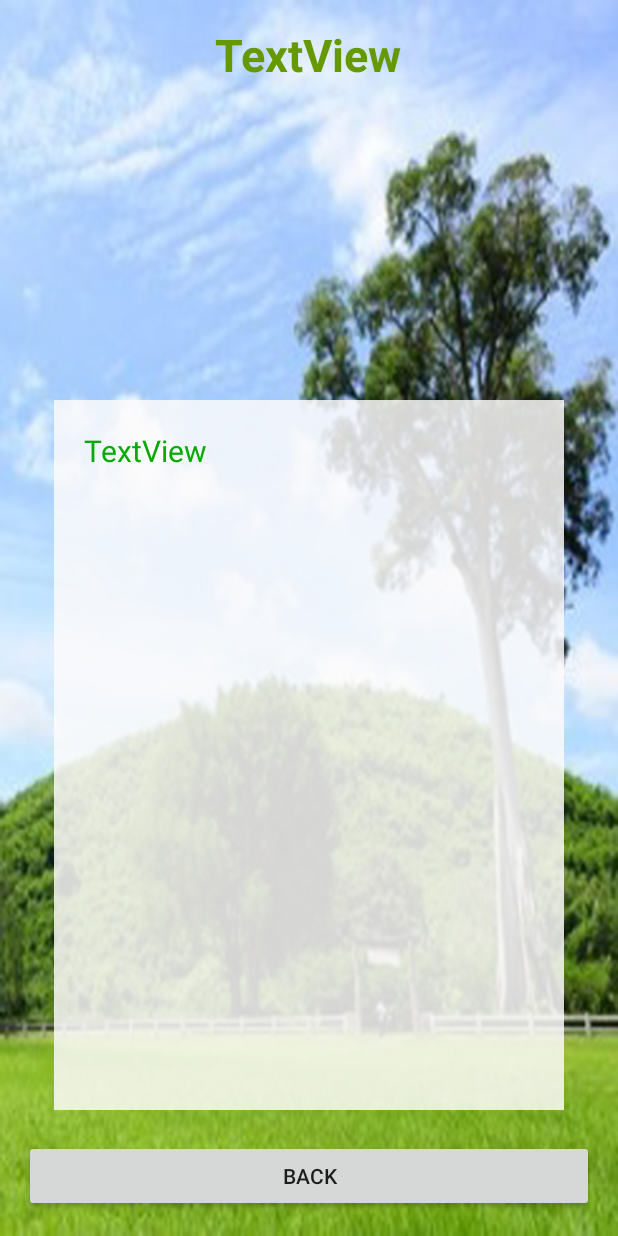
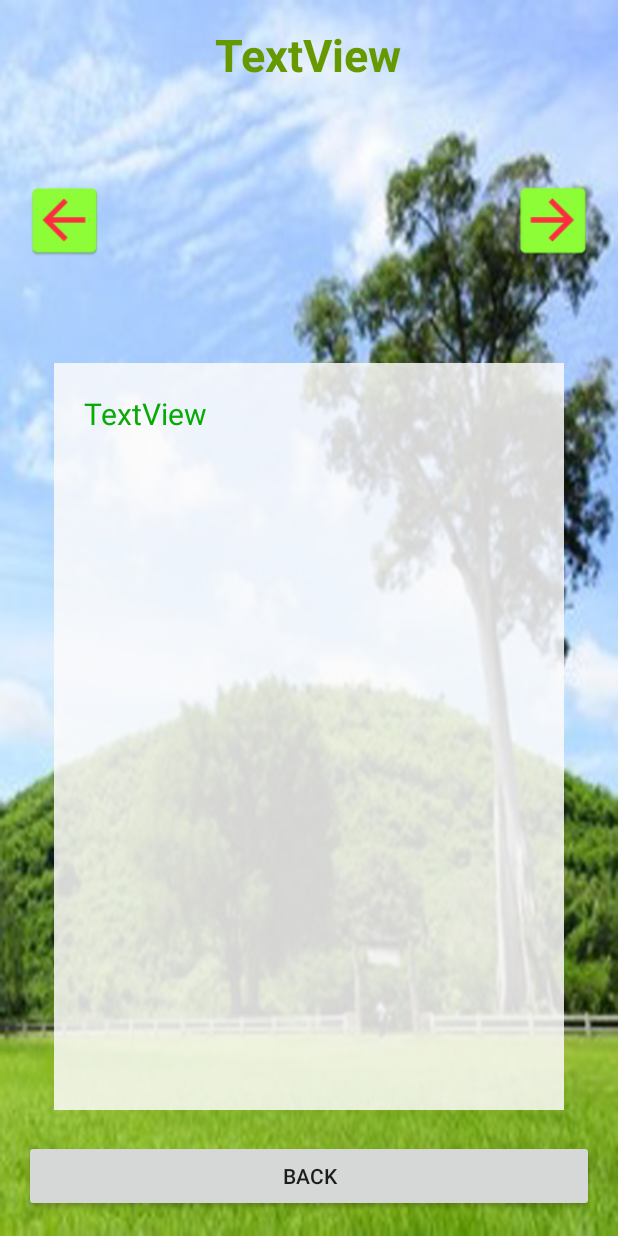
Before and after one commit to danu0239/AmazingSuanPhueng, an Android app: the layout activity_detail2.xml on its own in the app's theme, with its tools: preview values and no code run, on a phone screen of 412 x 824 dp. Run offline under Robolectric (Android 15) with nearby library versions, the phone set to English and light mode, and no system bars.

Commit message:
Image 0 ok

```diff
--- a/app/src/main/res/layout/activity_detail2.xml
+++ b/app/src/main/res/layout/activity_detail2.xml
@@ -37,11 +37,33 @@
             android:textColor="@android:color/holo_green_dark"
             android:fontFamily="@string/common_google_play_services_install_title" />
 
-        <ImageView
+        <LinearLayout
+            android:orientation="horizontal"
             android:layout_width="match_parent"
-            android:layout_height="@dimen/icon"
-            android:id="@+id/imageView2"
-            android:layout_margin="20dp" />
+            android:layout_height="150dp"
+            android:layout_marginTop="15dp">
+
+            <ImageView
+                android:layout_height="match_parent"
+                app:srcCompat="@mipmap/back"
+                android:id="@+id/imageView6"
+                android:layout_weight="1"
+                android:layout_width="0dp" />
+
+            <ImageView
+                android:layout_height="@dimen/icon"
+                android:id="@+id/imageView2"
+                android:layout_weight="5"
+                android:layout_width="0dp" />
+
+            <ImageView
+                android:layout_height="match_parent"
+                app:srcCompat="@mipmap/next"
+                android:id="@+id/imageView7"
+                android:layout_weight="1"
+                android:layout_width="0dp" />
+
+        </LinearLayout>
 
         <ScrollView
             android:layout_width="match_parent"
--- a/build.gradle
+++ b/build.gradle
@@ -5,7 +5,7 @@ buildscript {
         jcenter()
     }
     dependencies {
-        classpath 'com.android.tools.build:gradle:2.2.2'
+        classpath 'com.android.tools.build:gradle:2.2.3'
 
         // NOTE: Do not place your application dependencies here; they belong
         // in the individual module build.gradle files
```
Also changed, not shown: app/src/main/java/rtc/papatsara/kanyanee/amazingsuanphueng/Detail2Activity.java (+19 -13 lines), app/src/main/java/rtc/papatsara/kanyanee/amazingsuanphueng/DetailListView.java (+4 -22 lines), app/src/main/back-web.png (added), app/src/main/next-web.png (added), app/src/main/res/mipmap-hdpi/back.png (added), app/src/main/res/mipmap-hdpi/next.png (added), app/src/main/res/mipmap-mdpi/back.png (added), app/src/main/res/mipmap-mdpi/next.png (added), app/src/main/res/mipmap-xhdpi/back.png (added), app/src/main/res/mipmap-xhdpi/next.png (added), app/src/main/res/mipmap-xxhdpi/back.png (added), app/src/main/res/mipmap-xxhdpi/next.png (added), app/src/main/res/mipmap-xxxhdpi/back.png (added), app/src/main/res/mipmap-xxxhdpi/next.png (added).
